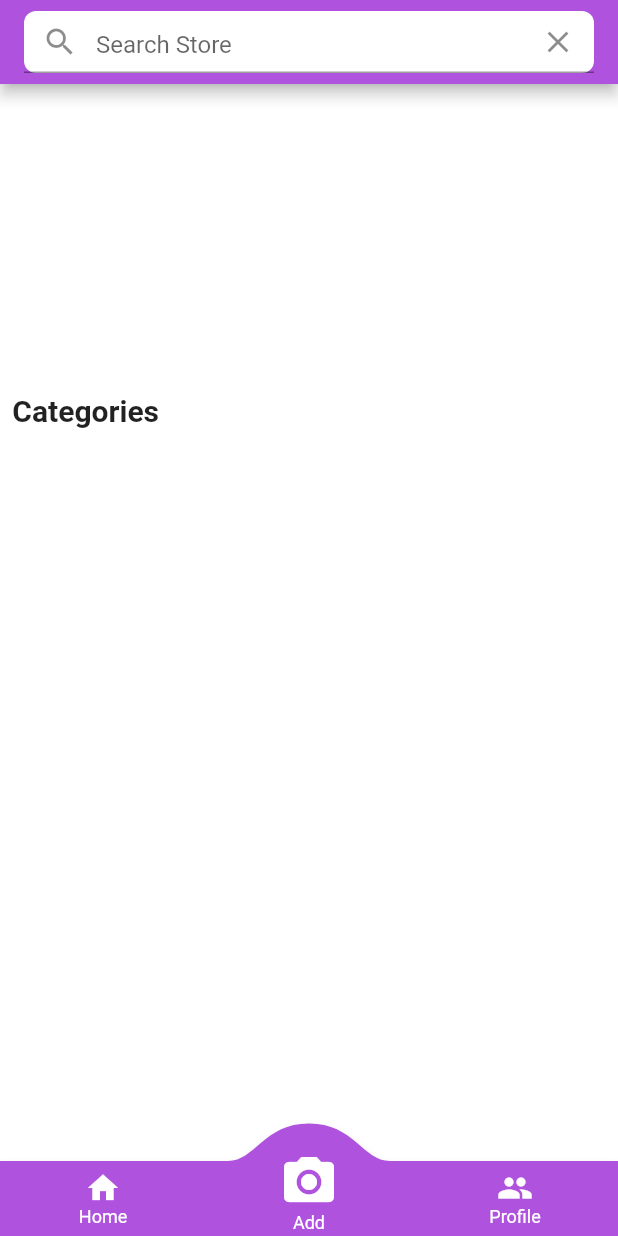
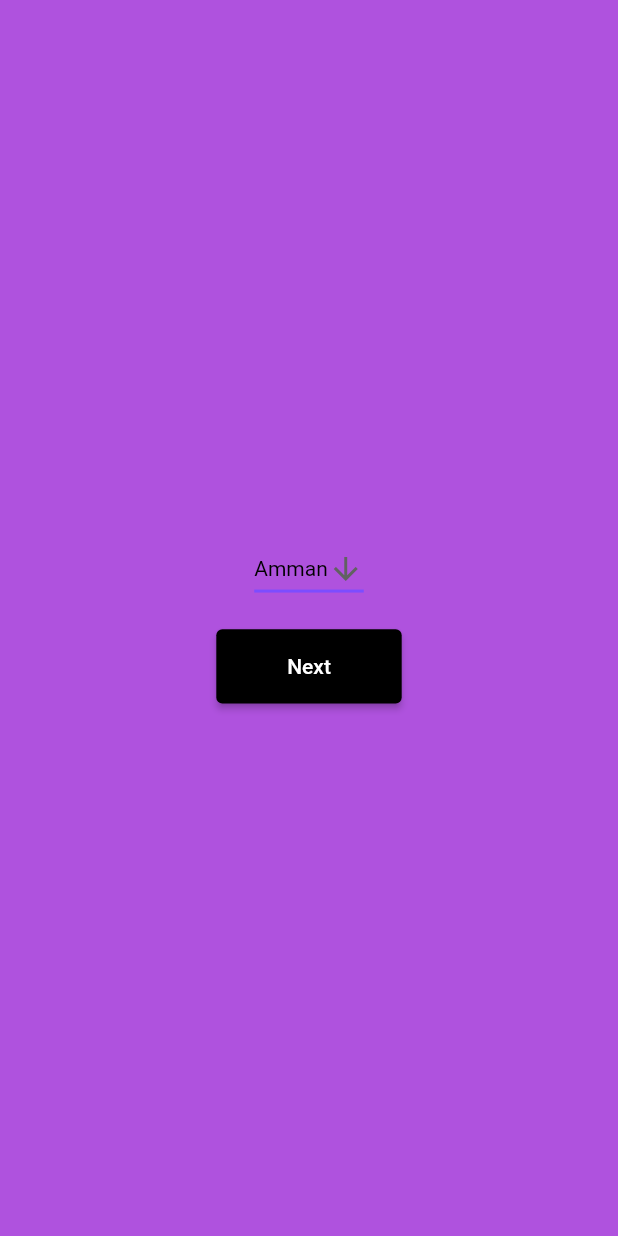
Before and after one commit to khaledDerbass/BlackMarket, a Flutter app: the screen it shows after launch, on a phone screen of 412 x 824 dp. Run offline on Flutter 3.47's test engine with Material 2 defaults, Android fonts, the phone set to English and light mode, and no system bars; drawn by our look-alikes of convex_bottom_bar; our stand-ins replace cloud_firestore, easy_localization, firebase_core, image_picker, rxdart; missing offline and left inert: flutter_stories, stories_for_flutter; accounts and stored records are empty; key blocks and very long unbroken strings in the code were emptied for the run.

Commit message:
Add User Prefs Sc

```diff
--- a/lib/src/app.dart
+++ b/lib/src/app.dart
@@ -2,6 +2,7 @@ import 'package:easy_localization/easy_localization.dart';
 import 'package:flutter/cupertino.dart';
 import 'package:flutter/material.dart';
 import 'package:souq/src/ui/HomeScreen.dart';
+import 'package:souq/src/ui/UserPrefrencesScreen.dart';
 import 'ui/LoginScreen.dart';
 
 class App extends StatelessWidget {
@@ -18,7 +19,7 @@ class App extends StatelessWidget {
         primaryColor: CupertinoColors.systemIndigo,
       ),
       home: const Scaffold(
-        body: HomeScreen(),
+        body: UserPrefrencesScreen(),
       ),
     );
   }
--- a/lib/src/ui/SearchPage.dart
+++ b/lib/src/ui/SearchPage.dart
@@ -40,6 +40,15 @@ class _SearchPageState extends State<SearchPage>{
           resizeToAvoidBottomInset: false,
           appBar: AppBar(
             backgroundColor: Colors.deepPurple,
+            leading: Padding(
+              padding: EdgeInsets.all(MediaQuery.of(context).size.width * 0.01),
+              child:IconButton(
+                  onPressed:() => Navigator.of(context).pop(),
+                  icon: const Icon(Icons.arrow_back_ios,
+                  )),
+
+            ),
+            leadingWidth: MediaQuery.of(context).size.width * 0.07,
             title: Container(
               //isArabic(context) ? const Text('الرئيسية') :const Text('Home'),
               width: double.infinity,
--- /dev/null
+++ b/lib/src/ui/UserPrefrencesScreen.dart
@@ -0,0 +1,92 @@
+
+import 'package:convex_bottom_bar/convex_bottom_bar.dart';
+import 'package:easy_localization/easy_localization.dart';
+import 'package:flutter/cupertino.dart';
+import 'package:flutter/material.dart';
+
+import '../blocs/StoreRepository.dart';
+import '../models/Store.dart';
+import 'HomeScreen.dart';
+
+class UserPrefrencesScreen extends StatefulWidget {
+  const UserPrefrencesScreen({Key? key}) : super(key: key);
+
+  @override
+  State<StatefulWidget> createState() {
+
+    return _UserPrefrencesScreenState();
+  }
+
+}
+
+
+class _UserPrefrencesScreenState extends State<UserPrefrencesScreen>{
+  String dropdownValue = 'Amman';
+
+  @override
+  void initState() {
+    super.initState();
+  }
+
+
+  @override
+  Widget build(BuildContext context) {
+    return MaterialApp(
+      debugShowCheckedModeBanner: false,
+      home: Scaffold(
+        backgroundColor: CupertinoColors.systemPurple,
+        body:SafeArea(
+          child: Center(
+            child: Column(
+              mainAxisAlignment: MainAxisAlignment.center,
+              children: [
+
+              DropdownButton<String>(
+                value: dropdownValue,
+              icon: const Icon(Icons.arrow_downward),
+              elevation: 16,
+              style: const TextStyle(color: Colors.black),
+              underline: Container(
+                height: 2,
+                color: Colors.deepPurpleAccent,
+              ),
+              onChanged: (String? newValue) {
+                setState(() {
+                  dropdownValue = newValue!;
+                });
+              },
+              items: <String>['Amman', 'Irbid', 'Zarqa']
+                  .map<DropdownMenuItem<String>>((String value) {
+                return DropdownMenuItem<String>(
+                  value: value,
+                  child: Text(value),
+                );
+              }).toList(),
+            ),
+                SizedBox(height: MediaQuery.of(context).size.height * 0.02,),
+                ElevatedButton(
+                  style: ElevatedButton.styleFrom(
+                      primary: Colors.black,
+                      fixedSize: Size(MediaQuery.of(context).size.width * 0.3, MediaQuery.of(context).size.height * 0.06,)
+                  ),
+                  onPressed: ()=> {
+                    Navigator.push(
+                      context,
+                      MaterialPageRoute(builder: (context) => const HomeScreen()),
+                    ),
+                  }, child: Text("Next"),
+                ),
+              ],
+            ),
+          ),
+        )
+
+      ),
+    );
+
+  }
+}
+
+bool isArabic(BuildContext context){
+  return context.locale.languageCode == 'ar';
+}
```
